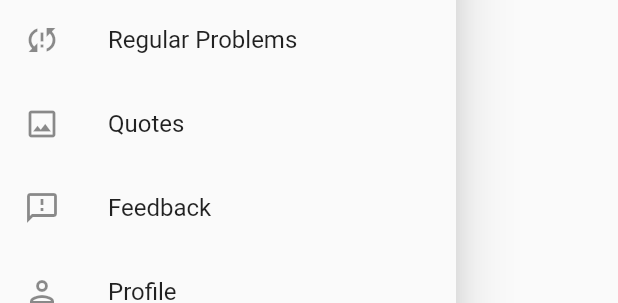
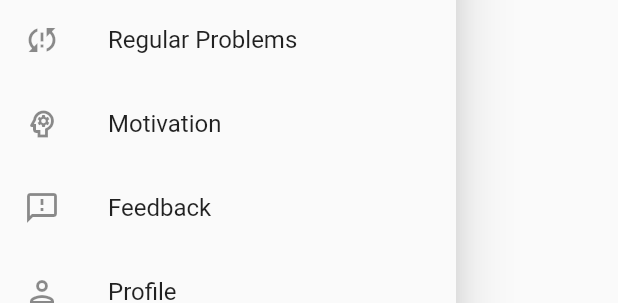
Before and after one commit to MNM-Hussain/CTSE_Flutter_Predictor_Project, a Flutter app: the NavBar widget shown alone on an empty page, opened directly, on a phone screen of 412 x 824 dp. Shown: the part 340-643 px from the top of the screen. Run offline on Flutter 3.47's test engine with Material 2 defaults, Android fonts, the light colour scheme and no system bars; our stand-ins replace animated_splash_screen, cloud_firestore, file_picker, firebase_auth, firebase_core, firebase_storage and 2 more; accounts and stored records are empty; network calls fail.

Commit message:
"Added few dev changes and made some stylings"

```diff
--- a/predictor_app/lib/Screens/Drawer/drawerMenu.dart
+++ b/predictor_app/lib/Screens/Drawer/drawerMenu.dart
@@ -13,8 +13,8 @@
             accountEmail: const Text('hussain@gmail.com'),
             currentAccountPicture: CircleAvatar(
               child: ClipOval(
-                child: Image.network(
-                  'https://oflutter.com/wp-content/uploads/2021/02/girl-profile.png',
+                child: Image.asset(
+                  'profile.jpg',
                   fit: BoxFit.cover,
                   width: 90,
                   height: 90,
@@ -26,7 +26,7 @@
               image: DecorationImage(
                   fit: BoxFit.fill,
                   image: NetworkImage(
-                      'https://oflutter.com/wp-content/uploads/2021/02/profile-bg3.jpg')),
+                      'https://images.unsplash.com/photo-1541450805268-4822a3a774ca?ixlib=rb-1.2.1&ixid=MnwxMjA3fDB8MHxwaG90by1wYWdlfHx8fGVufDB8fHx8&auto=format&fit=crop&w=870&q=80.jpg')),
             ),
           ),
           ListTile(
@@ -40,8 +40,8 @@
             onTap: () => null,
           ),
           ListTile(
-            leading: const Icon(Icons.image_outlined),
-            title: const Text('Quotes'),
+            leading: const Icon(Icons.psychology_outlined),
+            title: const Text('Motivation'),
             onTap: () => null,
           ),
           ListTile(
--- a/predictor_app/lib/Screens/ImagePages/RetrieveImages.dart
+++ b/predictor_app/lib/Screens/ImagePages/RetrieveImages.dart
@@ -1,6 +1,7 @@
 import 'package:firebase_auth/firebase_auth.dart';
 import 'package:firebase_storage/firebase_storage.dart';
 import 'package:flutter/material.dart';
+import 'package:predictor_app/Screens/Drawer/drawerMenu.dart';
 import 'package:predictor_app/Screens/ImagePages/UploadImage.dart';
 
 class RetreiveImages extends StatefulWidget {
@@ -80,6 +81,7 @@
     );
 
     return Scaffold(
+      drawer: NavBar(),
       appBar: AppBar(
         backgroundColor: Colors.redAccent,
         title: Text("Motivation"),
--- a/predictor_app/lib/Screens/Profile/Profile.dart
+++ b/predictor_app/lib/Screens/Profile/Profile.dart
@@ -2,6 +2,7 @@
 import 'package:firebase_auth/firebase_auth.dart';
 import 'package:flutter/material.dart';
 import 'package:fluttertoast/fluttertoast.dart';
+import 'package:predictor_app/Screens/Drawer/drawerMenu.dart';
 import 'package:predictor_app/Screens/LoginAndRegistration/Login.dart';
 import 'package:predictor_app/models/UserModel.dart';
 
@@ -103,6 +104,7 @@
     );
 
     return Scaffold(
+      drawer: NavBar(),
       backgroundColor: Colors.white,
       appBar: AppBar(
         title: const Text('profile'),
@@ -137,7 +139,7 @@
 
               child: CircleAvatar(
                 backgroundColor: Colors.white,
-                backgroundImage: AssetImage('logo1.png'),
+                backgroundImage: AssetImage('profile.jpg'),
                 radius: 60.0,
               ),
             ),
--- a/predictor_app/lib/main.dart
+++ b/predictor_app/lib/main.dart
@@ -58,7 +58,7 @@
       ]),
       backgroundColor: const Color.fromARGB(255, 36, 35, 35),
       // nextScreen: const LoginScreen(),
-      nextScreen: const MyHomePage(title: "DE Predictor"),
+      nextScreen: const LoginScreen(),
       splashIconSize: 250,
       duration: 5000,
       splashTransition: SplashTransition.fadeTransition,
--- a/predictor_app/pubspec.yaml
+++ b/predictor_app/pubspec.yaml
@@ -73,7 +73,8 @@
   assets:
     - assets/logo.png
     - logo1.png
-
+    - bgImage.jpg
+    - profile.jpg
 
   # An image asset can refer to one or more resolution-specific "variants", see
   # https://flutter.dev/assets-and-images/#resolution-aware.
```
Also changed, not shown: predictor_app/lib/Screens/BottomNavigation/BottomNavigation.dart (+5 -5 lines), predictor_app/assets/bgImage.jpg (added), predictor_app/assets/profile.jpg (added).
